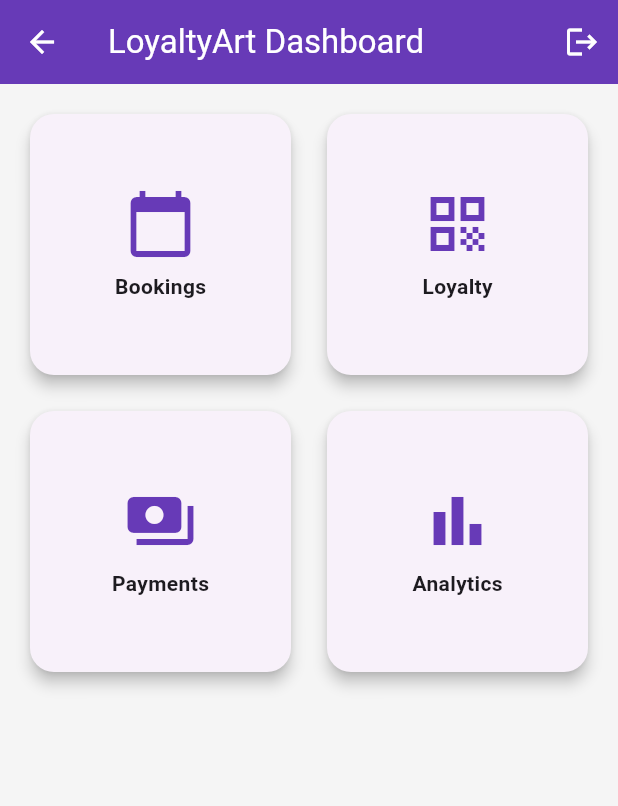
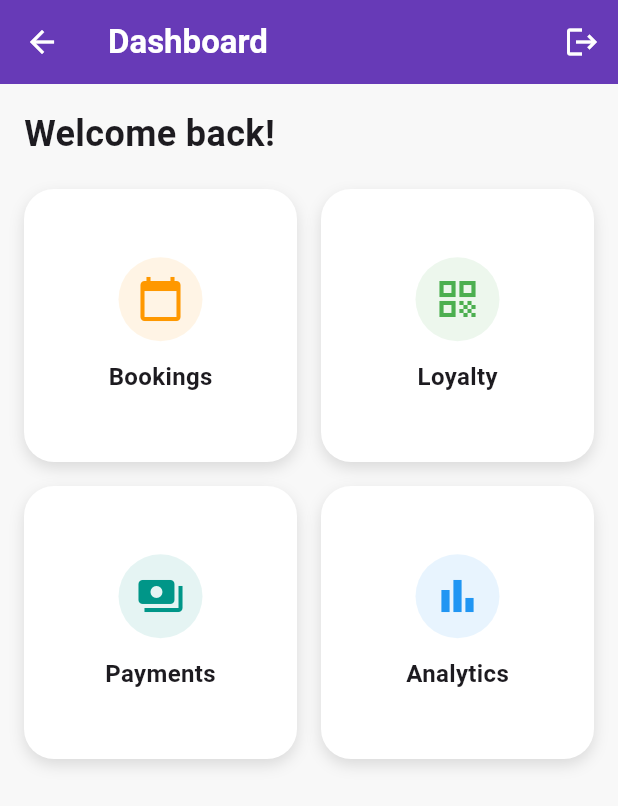
Before and after one commit to John-Kurwa/loyaltyart-app, a Flutter app: the HomePage screen opened by its route, on a phone screen of 412 x 824 dp. Shown: the top 806 px of the screen. Run offline on Flutter 3.47's test engine with Material 3 defaults, Android fonts, the light colour scheme and no system bars; our stand-ins replace cloud_firestore, firebase_auth, firebase_core, fl_chart, qr_flutter; missing offline and left inert: flutter_barcode_scanner; accounts and stored records are empty; generated files the repository leaves out were written again.

Commit message:
UI design

```diff
--- a/lib/features/home/presentation/pages/home_page.dart
+++ b/lib/features/home/presentation/pages/home_page.dart
@@ -1,3 +1,87 @@
+// import 'package:flutter/material.dart';
+
+// class HomePage extends StatelessWidget {
+//   const HomePage({super.key});
+
+//   @override
+//   Widget build(BuildContext context) {
+//     return Scaffold(
+//       appBar: AppBar(
+//         title: const Text("LoyaltyArt Dashboard"),
+//         actions: [
+//           IconButton(
+//             icon: const Icon(Icons.logout),
+//             onPressed: () {
+//               // Handle logout action
+//               // sign out logic here
+//               Navigator.pushNamed(context, '/login');
+//             },
+//           ),
+//         ],
+//       ),
+//       body: Padding(
+//         padding: const EdgeInsets.all(16),
+//         child: GridView.count(
+//           crossAxisCount: 2,
+//           childAspectRatio: 1,
+//           mainAxisSpacing: 16,
+//           crossAxisSpacing: 16,
+//           children: [
+//             _buildTile(
+//               context,
+//               icon: Icons.calendar_today,
+//               label: "Bookings",
+//               onTap: () => Navigator.pushNamed(context, '/bookings'),
+//             ),
+//             _buildTile(
+//               context,
+//               icon: Icons.qr_code,
+//               label: "Loyalty",
+//               onTap: () => Navigator.pushNamed(context, '/loyalty'),
+//             ),
+//             _buildTile(
+//               context,
+//               icon: Icons.payments,
+//               label: "Payments",
+//               onTap: () => Navigator.pushNamed(context, '/payments'),
+//             ),
+//             _buildTile(
+//               context,
+//               icon: Icons.bar_chart,
+//               label: "Analytics",
+//               onTap: () => Navigator.pushNamed(context, '/admin'),
+//             ),
+//           ],
+//         ),
+//       ),
+//     );
+//   }
+
+//   Widget _buildTile(
+//     BuildContext context, {
+//     required IconData icon,
+//     required String label,
+//     required VoidCallback onTap,
+//   }) {
+//     return GestureDetector(
+//       onTap: onTap,
+//       child: Card(
+//         elevation: 4,
+//         shape: RoundedRectangleBorder(borderRadius: BorderRadius.circular(16)),
+//         child: Column(
+//           mainAxisAlignment: MainAxisAlignment.center,
+//           children: [
+//             Icon(icon, size: 48, color: Colors.deepPurple),
+//             const SizedBox(height: 8),
+//             Text(label, style: const TextStyle(fontWeight: FontWeight.bold)),
+//           ],
+//         ),
+//       ),
+//     );
+//   }
+// }
+
+
 import 'package:flutter/material.dart';
 
 class HomePage extends StatelessWidget {
@@ -6,48 +90,66 @@ class HomePage extends StatelessWidget {
   @override
   Widget build(BuildContext context) {
     return Scaffold(
+      backgroundColor: const Color(0xFFF8F8F8),
       appBar: AppBar(
-        title: const Text("LoyaltyArt Dashboard"),
+        title: const Text("Dashboard", style: TextStyle(fontWeight: FontWeight.w600)),
+        backgroundColor: Colors.deepPurple,
         actions: [
           IconButton(
             icon: const Icon(Icons.logout),
             onPressed: () {
-              // sign out logic here
+              Navigator.pushNamed(context, '/login');
             },
           ),
         ],
       ),
       body: Padding(
         padding: const EdgeInsets.all(16),
+        child: Column(
+          crossAxisAlignment: CrossAxisAlignment.start,
+          children: [
+            const Text(
+              "Welcome back!",
+              style: TextStyle(fontSize: 24, fontWeight: FontWeight.bold),
+            ),
+            const SizedBox(height: 20),
+            Expanded(
               child: GridView.count(
                 crossAxisCount: 2,
+                crossAxisSpacing: 16,
+                mainAxisSpacing: 16,
                 childAspectRatio: 1,
-          mainAxisSpacing: 16,
-          crossAxisSpacing: 16,
                 children: [
                   _buildTile(
                     context,
                     icon: Icons.calendar_today,
                     label: "Bookings",
+                    color: Colors.orange,
                     onTap: () => Navigator.pushNamed(context, '/bookings'),
                   ),
                   _buildTile(
                     context,
                     icon: Icons.qr_code,
                     label: "Loyalty",
+                    color: Colors.green,
                     onTap: () => Navigator.pushNamed(context, '/loyalty'),
                   ),
                   _buildTile(
                     context,
                     icon: Icons.payments,
                     label: "Payments",
+                    color: Colors.teal,
                     onTap: () => Navigator.pushNamed(context, '/payments'),
                   ),
                   _buildTile(
                     context,
                     icon: Icons.bar_chart,
                     label: "Analytics",
+                    color: Colors.blue,
                     onTap: () => Navigator.pushNamed(context, '/admin'),
+                  ),
+                ],
+              ),
             ),
           ],
         ),
@@ -59,19 +161,38 @@ class HomePage extends StatelessWidget {
     BuildContext context, {
     required IconData icon,
     required String label,
+    required Color color,
     required VoidCallback onTap,
   }) {
     return GestureDetector(
       onTap: onTap,
-      child: Card(
-        elevation: 4,
-        shape: RoundedRectangleBorder(borderRadius: BorderRadius.circular(16)),
+      child: AnimatedContainer(
+        duration: const Duration(milliseconds: 200),
+        decoration: BoxDecoration(
+          color: Colors.white,
+          borderRadius: BorderRadius.circular(20),
+          boxShadow: [
+            BoxShadow(
+              color: Colors.black12,
+              blurRadius: 8,
+              offset: Offset(0, 4),
+            ),
+          ],
+        ),
+        padding: const EdgeInsets.all(20),
         child: Column(
           mainAxisAlignment: MainAxisAlignment.center,
           children: [
-            Icon(icon, size: 48, color: Colors.deepPurple),
-            const SizedBox(height: 8),
-            Text(label, style: const TextStyle(fontWeight: FontWeight.bold)),
+            CircleAvatar(
+              radius: 28,
+              backgroundColor: color.withOpacity(0.1),
+              child: Icon(icon, color: color, size: 32),
+            ),
+            const SizedBox(height: 12),
+            Text(
+              label,
+              style: const TextStyle(fontWeight: FontWeight.w600, fontSize: 16),
+            ),
           ],
         ),
       ),
--- a/pubspec.yaml
+++ b/pubspec.yaml
@@ -100,3 +100,5 @@ dependencies:
   http: ^1.4.0
   flutter_staggered_animations: ^1.1.0
   uuid: ^4.3.3
+  mockito: ^5.5.0
+  firebase_core_platform_interface: any
```
Also changed, not shown: pubspec.lock. Lines whose indentation alone changed are shown as unchanged.
